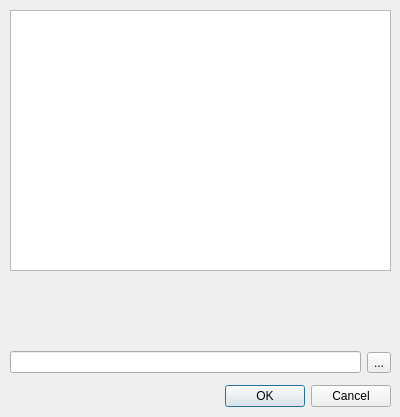
Above: entity.ui from AndK3d/Python before the change. Below: the same form after it.
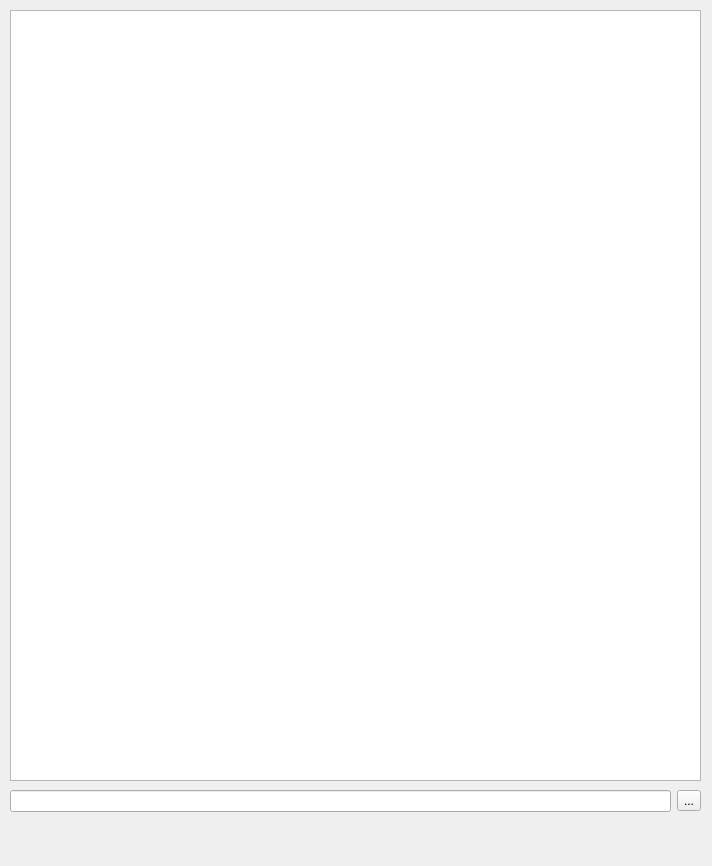
That is the form after the change.

Patch:
```diff
--- a/entity.ui
+++ b/entity.ui
@@ -1,54 +1,68 @@
 <?xml version="1.0" encoding="UTF-8"?>
 <ui version="4.0">
- <class>Dialog</class>
- <widget class="QDialog" name="Dialog">
+ <class>Form</class>
+ <widget class="QWidget" name="Form">
   <property name="geometry">
    <rect>
     <x>0</x>
     <y>0</y>
-    <width>400</width>
-    <height>417</height>
+    <width>712</width>
+    <height>866</height>
    </rect>
   </property>
+  <property name="sizePolicy">
+   <sizepolicy hsizetype="Expanding" vsizetype="Expanding">
+    <horstretch>0</horstretch>
+    <verstretch>0</verstretch>
+   </sizepolicy>
+  </property>
   <property name="windowTitle">
    <string>Dialog</string>
   </property>
-  <widget class="QDialogButtonBox" name="buttonBox">
-   <property name="geometry">
-    <rect>
-     <x>50</x>
-     <y>380</y>
-     <width>341</width>
-     <height>32</height>
-    </rect>
-   </property>
-   <property name="orientation">
-    <enum>Qt::Horizontal</enum>
-   </property>
-   <property name="standardButtons">
-    <set>QDialogButtonBox::Cancel|QDialogButtonBox::Ok</set>
-   </property>
-  </widget>
-  <widget class="QTableView" name="tableView">
+  <widget class="QWidget" name="verticalLayoutWidget">
    <property name="geometry">
     <rect>
      <x>10</x>
      <y>10</y>
-     <width>381</width>
-     <height>261</height>
+     <width>691</width>
+     <height>771</height>
     </rect>
    </property>
+   <layout class="QVBoxLayout" name="verticalLayout">
+    <property name="sizeConstraint">
+     <enum>QLayout::SetDefaultConstraint</enum>
+    </property>
+    <item>
+     <widget class="QTableWidget" name="tableWidget">
+      <property name="sizePolicy">
+       <sizepolicy hsizetype="Expanding" vsizetype="Expanding">
+        <horstretch>0</horstretch>
+        <verstretch>0</verstretch>
+       </sizepolicy>
+      </property>
+      <property name="rowCount">
+       <number>0</number>
+      </property>
+      <property name="columnCount">
+       <number>0</number>
+      </property>
+     </widget>
+    </item>
+   </layout>
   </widget>
   <widget class="QWidget" name="layoutWidget">
    <property name="geometry">
     <rect>
      <x>10</x>
-     <y>350</y>
-     <width>381</width>
-     <height>25</height>
+     <y>790</y>
+     <width>691</width>
+     <height>71</height>
     </rect>
    </property>
    <layout class="QHBoxLayout" name="horizontalLayout">
+    <property name="sizeConstraint">
+     <enum>QLayout::SetMaximumSize</enum>
+    </property>
     <item>
      <widget class="QLineEdit" name="CIGITaskConfig_path">
       <property name="enabled">
```
Left out of the diff: 37 changed lines with no effect on the pictures.
